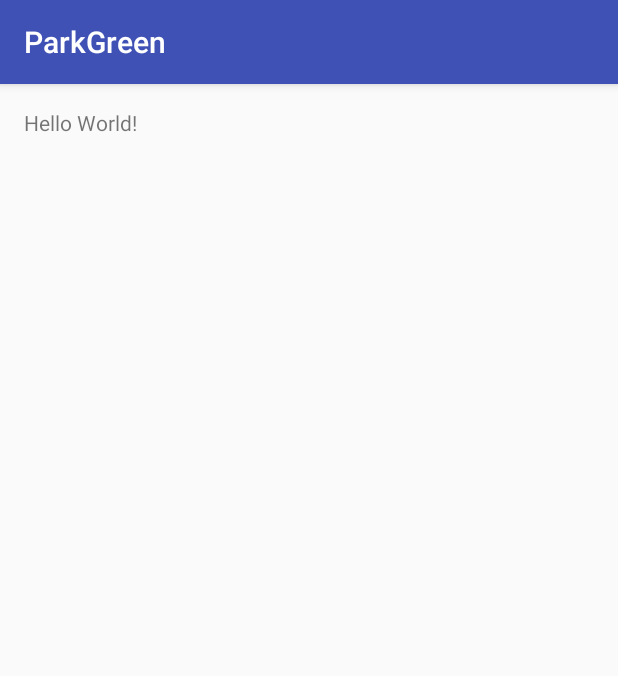
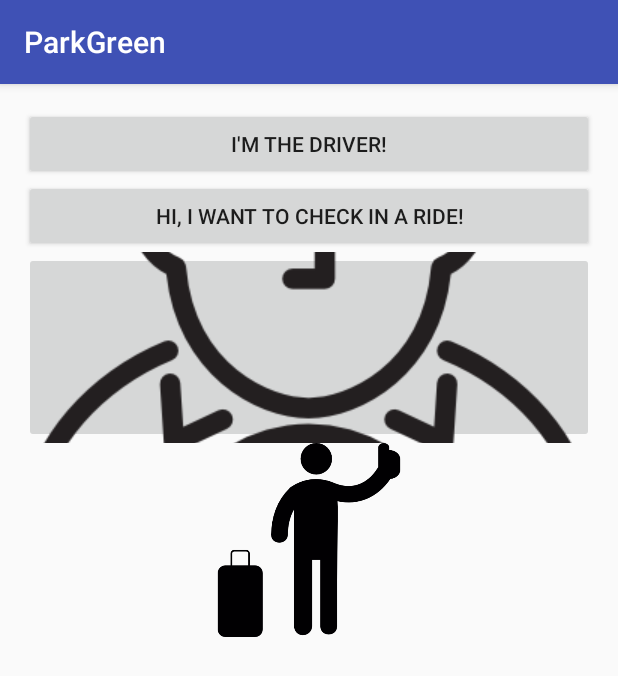
Before and after one commit to Koerner/Share2Park, an Android app: the screen it shows after launch (MainActivity), on a phone screen of 412 x 824 dp. Shown: the top 676 px of the screen. Run offline under Robolectric (Android 15) with nearby library versions, the phone set to English and light mode, and no system bars.

Commit message:
Update Jelly Bean .2

```diff
--- a/ParkGreen/app/src/main/res/layout/activity_main.xml
+++ b/ParkGreen/app/src/main/res/layout/activity_main.xml
@@ -1,5 +1,6 @@
 <?xml version="1.0" encoding="utf-8"?>
 <RelativeLayout xmlns:android="http://schemas.android.com/apk/res/android"
+    xmlns:app="http://schemas.android.com/apk/res-auto"
     xmlns:tools="http://schemas.android.com/tools"
     android:id="@+id/activity_main"
     android:layout_width="match_parent"
@@ -10,8 +11,37 @@
     android:paddingTop="@dimen/activity_vertical_margin"
     tools:context="mhacks8.parkgreen.MainActivity">
 
-    <TextView
-        android:layout_width="wrap_content"
-        android:layout_height="wrap_content"
-        android:text="Hello World!" />
+    <LinearLayout
+        android:orientation="vertical"
+        android:layout_width="match_parent"
+        android:layout_height="match_parent"
+        android:layout_alignParentTop="true"
+        android:layout_alignParentLeft="true"
+        android:layout_alignParentStart="true">
+
+        <Button
+            android:text="I'm the driver!"
+            android:layout_width="match_parent"
+            android:layout_height="wrap_content"
+            android:id="@+id/button_driver" />
+
+        <Button
+            android:text="Hi, I want to check in a ride!"
+            android:layout_width="match_parent"
+            android:layout_height="wrap_content"
+            android:id="@+id/button_passanger" />
+
+        <ImageButton
+            android:layout_width="match_parent"
+            android:layout_height="127dp"
+            app:srcCompat="@drawable/drivingtest"
+            android:id="@+id/imageButton2" />
+
+        <ImageView
+            android:layout_width="match_parent"
+            android:layout_height="129dp"
+            app:srcCompat="@drawable/calltaxi"
+            android:id="@+id/imageView2" />
+
+    </LinearLayout>
 </RelativeLayout>
```
Also changed, not shown: ParkGreen/app/src/main/res/drawable/calltaxi.png (added), ParkGreen/app/src/main/res/drawable/drivingtest.png (added).
